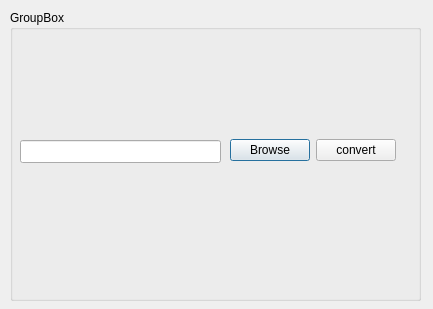
Old version of the form converter.ui in the repository benthebear93/pointcloud_format_converter.
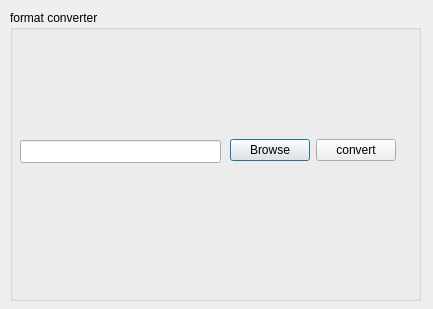
New version of the form.

The edit to the form file:
```diff
--- a/converter.ui
+++ b/converter.ui
@@ -23,7 +23,7 @@
     </rect>
    </property>
    <property name="title">
-    <string>GroupBox</string>
+    <string>format converter</string>
    </property>
    <widget class="QLineEdit" name="filename">
     <property name="geometry">
```
